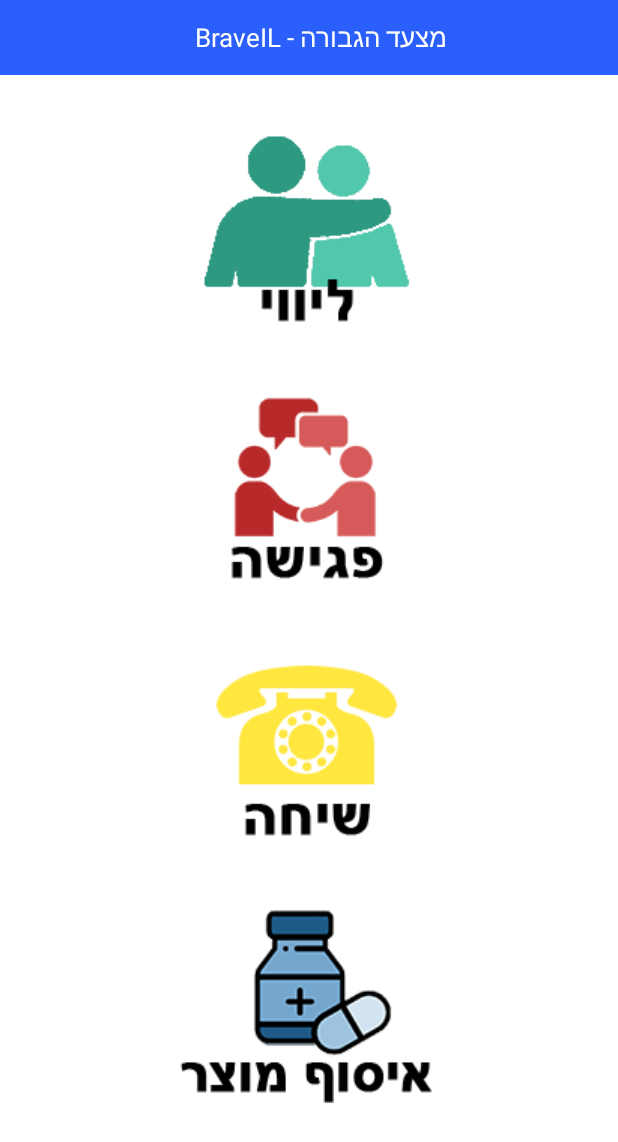
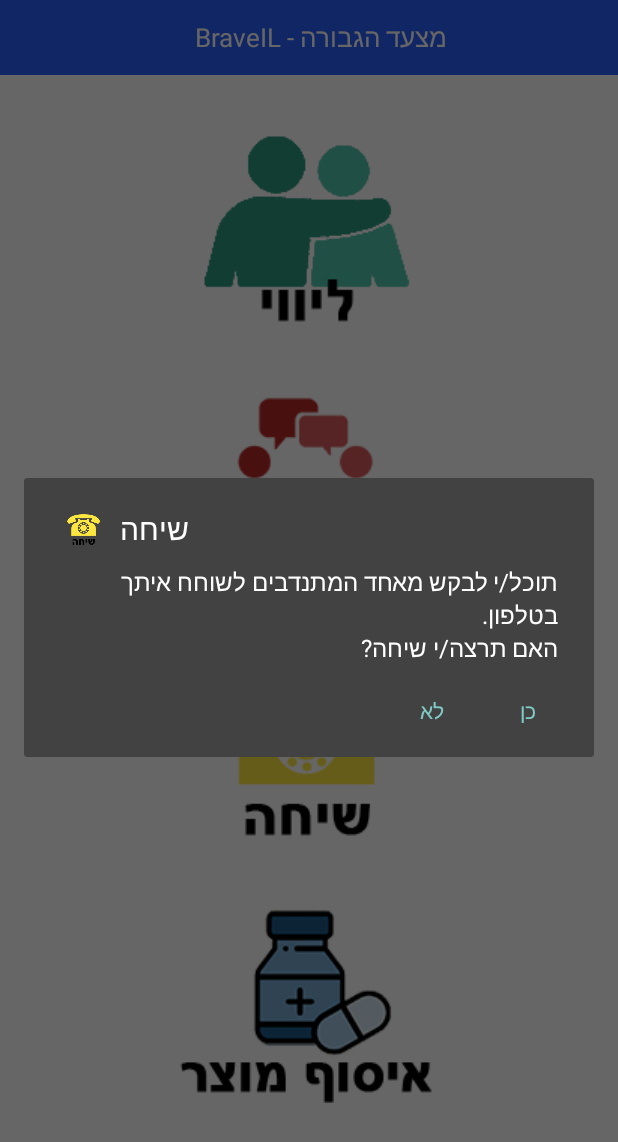
Before and after one commit to brave-together-IL/braveIL, an Android app: the MainActivity screen opened directly, with no data from a screen before it, after a tap on "red_b", on a phone screen of 412 x 824 dp. Shown: the top 1142 px of the screen. Run offline under Robolectric (Android 15) with nearby library versions, the phone set to English and light mode, and no system bars; network calls fail.

Commit message:
Add dialogs to the hero's activity

```diff
--- a/app/src/main/java/com/brave/registration/regist/app/MainActivity.java
+++ b/app/src/main/java/com/brave/registration/regist/app/MainActivity.java
@@ -1,26 +1,82 @@
 package com.brave.registration.regist.app;
-
-import static com.brave.registration.regist.app.TelegramHandler.sendTelegramMessage;
-
+import androidx.appcompat.app.AppCompatDialogFragment;
+import androidx.appcompat.widget.Toolbar;
+import androidx.appcompat.app.AppCompatActivity;
 import android.content.SharedPreferences;
 import android.os.Bundle;
+import android.util.Log;
+import android.view.Gravity;
 import android.view.View;
+import android.view.ViewGroup;
 import android.widget.Button;
 import android.widget.ImageButton;
 import android.widget.TextView;
 import android.widget.Toast;
+import static com.brave.registration.regist.app.TelegramHandler.sendTelegramMessage;
 
-import androidx.appcompat.app.AppCompatActivity;
-import androidx.appcompat.widget.Toolbar;
+// dialog imports:
+import android.app.AlertDialog;
+import android.app.Dialog;
+import android.content.DialogInterface;
+import androidx.annotation.NonNull;
+import androidx.annotation.Nullable;
+
 
 public class MainActivity extends AppCompatActivity {
-    TextView id_1,phone_1;
-    String ID, phone;
+    TextView id_1, phone_1;
+    static String ID, phone;
     Button newly;
     ImageButton accompany, meeting, delivery, call;
-    Client client;
+    static Client client;
 
-//    private TokenViewModel tokenViewModel;
+
+    // this class handle the dialogs in the hero's activity
+    public static class HeroDialogs extends AppCompatDialogFragment {
+
+        @NonNull
+        @Override
+        public Dialog onCreateDialog(@Nullable Bundle savedInstanceState) {
+            AlertDialog.Builder builder = new AlertDialog.Builder(getActivity());
+
+            String[] split = getTag().split(",");
+            String buttonType = split[0];
+            String dialogMessage = split[1];
+            String type = split[2];
+
+            String dialogMessageFormat = String.format(getString(R.string.dialogMessage), dialogMessage, buttonType);
+
+            builder.setTitle(buttonType)
+                    .setIcon(getResources().getIdentifier(type , "drawable", "com.brave.registration.regist.app"))
+                    .setMessage(dialogMessageFormat)
+                    .setPositiveButton("כן", new DialogInterface.OnClickListener() {
+                        @Override
+                        public void onClick(DialogInterface dialogInterface, int i) {
+                            Toast toast = Toast.makeText(getActivity(),"בקשתך\n" + "ל" + buttonType +"\nהתקבלה"  , Toast.LENGTH_LONG); /* if the message was sent properly*/
+                            ViewGroup group = (ViewGroup) toast.getView();
+                            TextView messageTextView = (TextView) group.getChildAt(0);
+                            messageTextView.setTextSize(70);
+                            toast.setGravity(Gravity.CENTER, 0, 0);
+                            toast.show();
+
+                            String message_text = String.format(getString(R.string.botMessage), buttonType, phone);
+                            sendTelegramMessage(ID, message_text);
+                            try {
+                                client.createEvent(new String[]{"waiting", type}, buttonType, "התנדבות חדשה", "", "", 0, "");
+                            } catch (Exception e) {
+                                e.printStackTrace();
+                            }
+                        }
+                    })
+                    .setNegativeButton("לא", new DialogInterface.OnClickListener() {
+                        @Override
+                        public void onClick(DialogInterface dialogInterface, int i) {
+                            dialogInterface.dismiss();
+                        }
+                    });
+
+            return builder.create();
+        }
+    } //end of class HeroDialogs
 
 
     @Override
@@ -41,47 +97,31 @@ public class MainActivity extends AppCompatActivity {
         phone = preferences_2.getString("number", ""); /*The phone no. of the HERO*/
         client = new Client();
 
-//        initTokenViewModel();
-        try{
+        try {
             client.refreshToken();
-        }catch(Exception e){e.printStackTrace();}
+        } catch (Exception e) {
+            e.printStackTrace();
+        }
 
         accompany.setOnClickListener(new View.OnClickListener() {
             @Override
             public void onClick(View v) {
-                Toast.makeText(MainActivity.this, "הודעתך נשלחה", Toast.LENGTH_LONG).show(); /* if the message was sent properly*/
-                String message_text  ="שלום מתנדבים יקרים!" + "%0A" + "אצטרך את עזרתכם בליווי :)" + "%0A" + "אשמח אם תוכלו לחזור אליי לנייד: " + phone;
-                sendTelegramMessage(ID,message_text);
-                try {
-                    client.createEvent(new String[]{"waiting","accompany"}, "ליווי", "התנדבות חדשה", "", "", 0, "");
-                }catch(Exception e){e.printStackTrace();}
-
+                openDialog(getString(R.string.accompany));
             }
 
         });
         call.setOnClickListener(new View.OnClickListener() {
             @Override
             public void onClick(View v) {
-
-                Toast.makeText(MainActivity.this, "הודעתך נשלחה", Toast.LENGTH_SHORT).show();/* if the message was sent properly*/
-                String message_text = "שלום מתנדבים יקרים!" + "%0A" + "אשמח לקיים שיחה טלפונית, אודה לעזרתכם :)" + "%0A" + "מספר הפלאפון שלי: " + phone;
-                sendTelegramMessage(ID,message_text);
-                try {
-                    client.createEvent(new String[]{"waiting","call"}, "שיחה", "התנדבות חדשה", "", "", 0, "");
-                }catch(Exception e){e.printStackTrace();}
-
+                openDialog(getString(R.string.call));
             }
 
         });
         meeting.setOnClickListener(new View.OnClickListener() {
             @Override
             public void onClick(View v) {
-                Toast.makeText(MainActivity.this, "הודעתך נשלחה", Toast.LENGTH_SHORT).show(); /* if the message was sent properly*/
-                String message_text = "שלום מתנדבים יקרים!" + "%0A" + "אשמח אם נוכל לקבוע פגישה :)" + "%0A" + "מספר הפלאפון שלי לתיאום הפגישה: " + phone;
-                sendTelegramMessage(ID,message_text);
-                try {
-                    client.createEvent(new String[]{"waiting","meeting"}, "פגישה", "התנדבות חדשה", "", "", 0, "");
-                }catch(Exception e){e.printStackTrace();}}
+                openDialog(getString(R.string.meeting));
+            }
 
         });
 
@@ -89,15 +129,10 @@ public class MainActivity extends AppCompatActivity {
         delivery.setOnClickListener(new View.OnClickListener() {
             @Override
             public void onClick(View v) {
-                Toast.makeText(MainActivity.this, "הודעתך נשלחה", Toast.LENGTH_SHORT).show(); /* if the message was sent properly*/
-                String message_text = "שלום מתנדבים יקרים!" + "%0A" + "אשמח לעזרה באיסוף תרופות/מצרכים :)" + "%0A" + "מספר הפלאפון שלי לפרטים נוספים: " + phone;
-                sendTelegramMessage(ID,message_text);
-                try {
-                    client.createEvent(new String[]{"waiting","delivery"}, "איסוף מוצר", "התנדבות חדשה", "", "", 0, "");
-                }catch(Exception e){e.printStackTrace();}}
+                openDialog(getString(R.string.delivery));
+            }
 
         });
-
 
 
 //        newly.setOnClickListener(new View.OnClickListener() { /* resign in*/
@@ -111,28 +146,14 @@ public class MainActivity extends AppCompatActivity {
 //                startActivity(new Intent(getApplicationContext(), LoginActivity.class));
 //            }
 
-  //      });
+        //      });
     }
 
-//    private void initTokenViewModel() {
-//        tokenViewModel = new ViewModelProvider(this).get(TokenViewModel.class);
-//        observeToken();
-//        String auth = Credentials.basic("one@brave.com", "1234512345");
-//
-//        tokenViewModel.getTokenApi(auth);
-//    }
-//
-//    private void observeToken() {
-//        tokenViewModel.getLDToken().observe(this, new Observer<String>() {
-//            @Override
-//            public void onChanged(String token) {
-//                if ( token == null) {
-//                    Log.v("Token", "Error getting token");
-//                } else {
-//                    Log.v("Tag", "New Token: " + token);
-//                }
-//            }
-//        });
-//    }
+    // this function operates the dialogs
+    public void openDialog(String buttonType) {
+        HeroDialogs heroDialogs = new HeroDialogs();
+        heroDialogs.show(getSupportFragmentManager(), buttonType);
+    }
+
 
 }
--- a/app/src/main/res/layout/activity_main.xml
+++ b/app/src/main/res/layout/activity_main.xml
@@ -1,5 +1,5 @@
 <?xml version="1.0" encoding="utf-8"?>
-<androidx.constraintlayout.widget.ConstraintLayout xmlns:android="http://schemas.android.com/apk/res/android"
+<androidx.constraintlayout.widget.ConstraintLayout  xmlns:android="http://schemas.android.com/apk/res/android"
     xmlns:app="http://schemas.android.com/apk/res-auto"
     xmlns:tools="http://schemas.android.com/tools"
     android:layout_width="match_parent"
--- a/app/src/main/res/values/strings.xml
+++ b/app/src/main/res/values/strings.xml
@@ -35,10 +35,10 @@
     <string name="idlogin">תעודת זהות</string>
 
     <!--dialog strings-->
-    <string name="accompany">ליווי,ללוות אותך לסידורים.</string>
-    <string name="call">שיחה,לשוחח איתך בטלפון.</string>
-    <string name="meeting">פגישה,להיפגש איתך.</string>
-    <string name="delivery">איסוף מוצר,לאסוף עבורך תרופות/מצרכים ועוד..</string>
+    <string name="accompany">ליווי,ללוות אותך לסידורים.,accompany</string>
+    <string name="call">שיחה,לשוחח איתך בטלפון.,call</string>
+    <string name="meeting">פגישה,להיפגש איתך.,meeting</string>
+    <string name="delivery">איסוף מוצר,לאסוף עבורך תרופות/מצרכים ועוד..,delivery</string>
     <string name="dialogMessage">תוכל/י לבקש מאחד המתנדבים %1$s\nהאם תרצה/י %2$s?</string>
     <string name="botMessage">שלום מתנדבים יקרים!\n התקבלה בקשה ל%1$s.\nאם את/ה יכול/ה, נא לחץ/י על אישור וצור/צרי קשר עם הגיבור/ה בנייד: %2$s</string>
 
```
